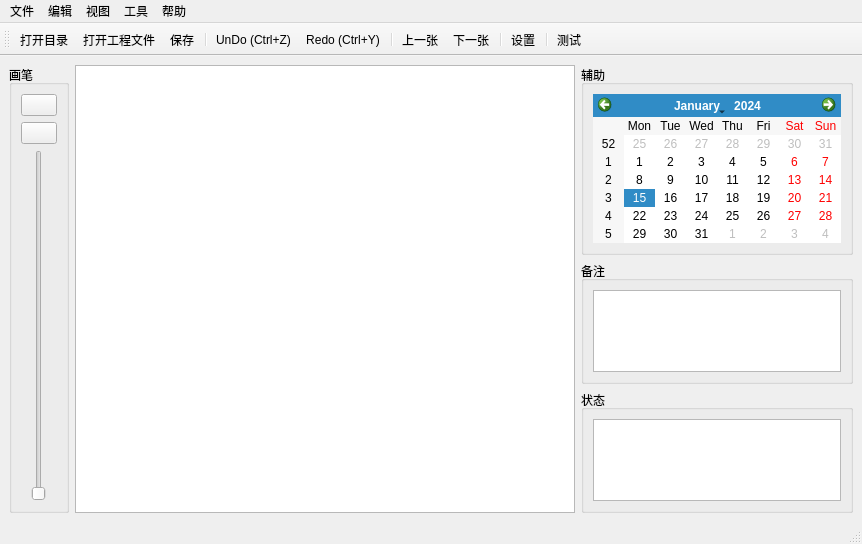
Old version of the form src/MaskGenerator.ui in the repository shih325/MaskGenerator.
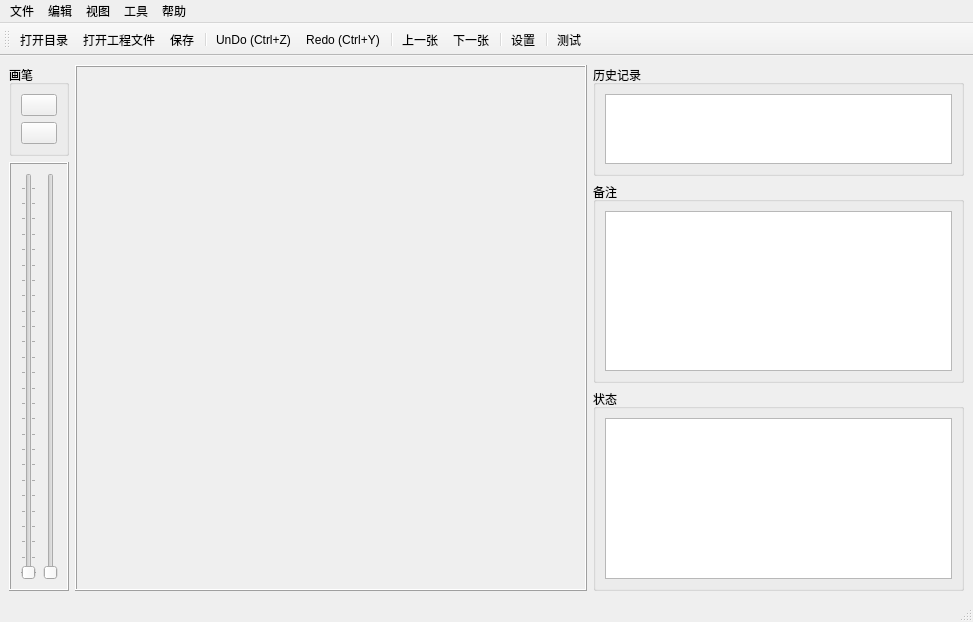
New version of the form. Icons and pictures are not drawn.

The edit to the form file:
```diff
--- a/src/MaskGenerator.ui
+++ b/src/MaskGenerator.ui
@@ -6,8 +6,8 @@
    <rect>
     <x>0</x>
     <y>0</y>
-    <width>858</width>
-    <height>544</height>
+    <width>973</width>
+    <height>609</height>
    </rect>
   </property>
   <property name="windowTitle">
@@ -15,103 +15,43 @@
   </property>
   <widget class="QWidget" name="centralwidget">
    <layout class="QGridLayout" name="gridLayout_4">
-    <item row="0" column="0" rowspan="3">
-     <widget class="QGroupBox" name="groupBox">
+    <item row="0" column="1" rowspan="4">
+     <widget class="QFrame" name="frame_2">
       <property name="minimumSize">
        <size>
-        <width>60</width>
-        <height>0</height>
+        <width>512</width>
+        <height>512</height>
        </size>
       </property>
-      <property name="maximumSize">
-       <size>
-        <width>60</width>
-        <height>16777215</height>
-       </size>
+      <property name="frameShape">
+       <enum>QFrame::Box</enum>
       </property>
-      <property name="title">
-       <string>画笔</string>
+      <property name="frameShadow">
+       <enum>QFrame::Raised</enum>
       </property>
-      <layout class="QVBoxLayout" name="verticalLayout">
-       <item>
-        <widget class="QPushButton" name="pushButton_2">
-         <property name="styleSheet">
-          <string notr="true"/>
-         </property>
-         <property name="text">
-          <string/>
-         </property>
-         <property name="icon">
-          <iconset resource="MaskGenerator.qrc">
-           <normaloff>:/MaskGenerator/resource/mouse.ico</normaloff>:/MaskGenerator/resource/mouse.ico</iconset>
-         </property>
-         <property name="iconSize">
-          <size>
-           <width>30</width>
-           <height>30</height>
-          </size>
-         </property>
-         <property name="checkable">
-          <bool>true</bool>
-         </property>
-         <property name="flat">
-          <bool>false</bool>
-         </property>
-        </widget>
-       </item>
-       <item>
-        <widget class="QPushButton" name="pushButton">
-         <property name="styleSheet">
-          <string notr="true"/>
-         </property>
-         <property name="text">
-          <string/>
-         </property>
-         <property name="icon">
-          <iconset resource="MaskGenerator.qrc">
-           <normaloff>:/MaskGenerator/resource/paintbrush.ico</normaloff>:/MaskGenerator/resource/paintbrush.ico</iconset>
-         </property>
-         <property name="iconSize">
-          <size>
-           <width>30</width>
-           <height>30</height>
-          </size>
-         </property>
-         <property name="checkable">
-          <bool>true</bool>
-         </property>
-         <property name="flat">
-          <bool>false</bool>
-         </property>
-        </widget>
-       </item>
-       <item>
-        <widget class="QSlider" name="verticalSlider">
-         <property name="sizePolicy">
-          <sizepolicy hsizetype="Expanding" vsizetype="Expanding">
-           <horstretch>0</horstretch>
-           <verstretch>0</verstretch>
-          </sizepolicy>
-         </property>
-         <property name="orientation">
-          <enum>Qt::Vertical</enum>
-         </property>
-        </widget>
+      <layout class="QGridLayout" name="gridLayout_6">
+       <property name="leftMargin">
+        <number>0</number>
+       </property>
+       <property name="topMargin">
+        <number>0</number>
+       </property>
+       <property name="rightMargin">
+        <number>0</number>
+       </property>
+       <property name="bottomMargin">
+        <number>0</number>
+       </property>
+       <property name="spacing">
+        <number>0</number>
+       </property>
+       <item row="0" column="0">
+        <layout class="QGridLayout" name="imgLayout"/>
        </item>
       </layout>
      </widget>
     </item>
-    <item row="0" column="1" rowspan="3">
-     <widget class="QGraphicsView" name="graphicsView">
-      <property name="minimumSize">
-       <size>
-        <width>500</width>
-        <height>0</height>
-       </size>
-      </property>
-     </widget>
-    </item>
-    <item row="0" column="2">
+    <item row="0" column="2" rowspan="2">
      <widget class="QGroupBox" name="groupBox_2">
       <property name="maximumSize">
        <size>
@@ -120,34 +60,72 @@
        </size>
       </property>
       <property name="title">
-       <string>辅助</string>
+       <string>历史记录</string>
       </property>
       <layout class="QGridLayout" name="gridLayout_3">
        <item row="0" column="0">
-        <widget class="QCalendarWidget" name="calendarWidget"/>
+        <widget class="QListWidget" name="listWidget_history"/>
        </item>
       </layout>
      </widget>
     </item>
-    <item row="1" column="2">
-     <widget class="QGroupBox" name="groupBox_4">
+    <item row="1" column="0" rowspan="3">
+     <widget class="QFrame" name="frame">
       <property name="maximumSize">
        <size>
-        <width>420</width>
+        <width>60</width>
         <height>16777215</height>
        </size>
       </property>
-      <property name="title">
-       <string>备注</string>
+      <property name="frameShape">
+       <enum>QFrame::Box</enum>
       </property>
-      <layout class="QGridLayout" name="gridLayout">
-       <item row="0" column="0">
-        <widget class="QTextEdit" name="textEdit"/>
+      <property name="frameShadow">
+       <enum>QFrame::Raised</enum>
+      </property>
+      <layout class="QHBoxLayout" name="horizontalLayout">
+       <item>
+        <widget class="QSlider" name="verticalSlider_threshold">
+         <property name="sizePolicy">
+          <sizepolicy hsizetype="Expanding" vsizetype="Expanding">
+           <horstretch>0</horstretch>
+           <verstretch>0</verstretch>
+          </sizepolicy>
+         </property>
+         <property name="styleSheet">
+          <string notr="true"/>
+         </property>
+         <property name="maximum">
+          <number>255</number>
+         </property>
+         <property name="value">
+          <number>0</number>
+         </property>
+         <property name="orientation">
+          <enum>Qt::Vertical</enum>
+         </property>
+         <property name="tickPosition">
+          <enum>QSlider::TicksBothSides</enum>
+         </property>
+        </widget>
+       </item>
+       <item>
+        <widget class="QSlider" name="verticalSlider_thickness">
+         <property name="sizePolicy">
+          <sizepolicy hsizetype="Expanding" vsizetype="Expanding">
+           <horstretch>0</horstretch>
+           <verstretch>0</verstretch>
+          </sizepolicy>
+         </property>
+         <property name="orientation">
+          <enum>Qt::Vertical</enum>
+         </property>
+        </widget>
        </item>
       </layout>
      </widget>
     </item>
-    <item row="2" column="2">
+    <item row="3" column="2">
      <widget class="QGroupBox" name="groupBox_3">
       <property name="maximumSize">
        <size>
@@ -160,7 +138,98 @@
       </property>
       <layout class="QGridLayout" name="gridLayout_2">
        <item row="0" column="0">
-        <widget class="QTextEdit" name="textEdit_2"/>
+        <widget class="QTextEdit" name="textEdit_state"/>
+       </item>
+      </layout>
+     </widget>
+    </item>
+    <item row="2" column="2">
+     <widget class="QGroupBox" name="groupBox_4">
+      <property name="maximumSize">
+       <size>
+        <width>420</width>
+        <height>16777215</height>
+       </size>
+      </property>
+      <property name="title">
+       <string>备注</string>
+      </property>
+      <layout class="QGridLayout" name="gridLayout">
+       <item row="0" column="0">
+        <widget class="QTextEdit" name="textEdit_label"/>
+       </item>
+      </layout>
+     </widget>
+    </item>
+    <item row="0" column="0">
+     <widget class="QGroupBox" name="groupBox">
+      <property name="minimumSize">
+       <size>
+        <width>60</width>
+        <height>0</height>
+       </size>
+      </property>
+      <property name="maximumSize">
+       <size>
+        <width>60</width>
+        <height>16777215</height>
+       </size>
+      </property>
+      <property name="title">
+       <string>画笔</string>
+      </property>
+      <layout class="QVBoxLayout" name="verticalLayout">
+       <item>
+        <widget class="QPushButton" name="pushButton_mouse">
+         <property name="styleSheet">
+          <string notr="true"/>
+         </property>
+         <property name="text">
+          <string/>
+         </property>
+         <property name="icon">
+          <iconset resource="MaskGenerator.qrc">
+           <normaloff>:/MaskGenerator/resource/mouse.ico</normaloff>:/MaskGenerator/resource/mouse.ico</iconset>
+         </property>
+         <property name="iconSize">
+          <size>
+           <width>30</width>
+           <height>30</height>
+          </size>
+         </property>
+         <property name="checkable">
+          <bool>true</bool>
+         </property>
+         <property name="flat">
+          <bool>false</bool>
+         </property>
+        </widget>
+       </item>
+       <item>
+        <widget class="QPushButton" name="pushButton_pen">
+         <property name="styleSheet">
+          <string notr="true"/>
+         </property>
+         <property name="text">
+          <string/>
+         </property>
+         <property name="icon">
+          <iconset resource="MaskGenerator.qrc">
+           <normaloff>:/MaskGenerator/resource/paintbrush.ico</normaloff>:/MaskGenerator/resource/paintbrush.ico</iconset>
+         </property>
+         <property name="iconSize">
+          <size>
+           <width>30</width>
+           <height>30</height>
+          </size>
+         </property>
+         <property name="checkable">
+          <bool>true</bool>
+         </property>
+         <property name="flat">
+          <bool>false</bool>
+         </property>
+        </widget>
        </item>
       </layout>
      </widget>
@@ -172,7 +241,7 @@
     <rect>
      <x>0</x>
      <y>0</y>
-     <width>858</width>
+     <width>973</width>
      <height>23</height>
     </rect>
    </property>
```
Left out of the diff: 23 changed lines with no effect on the pictures.
